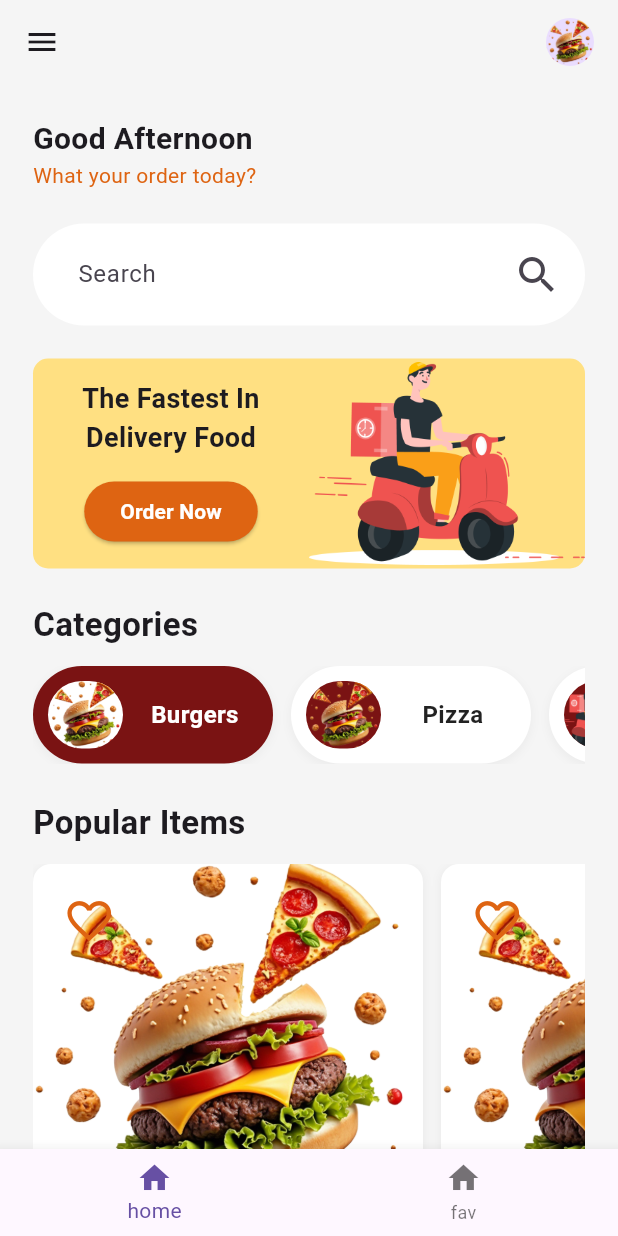
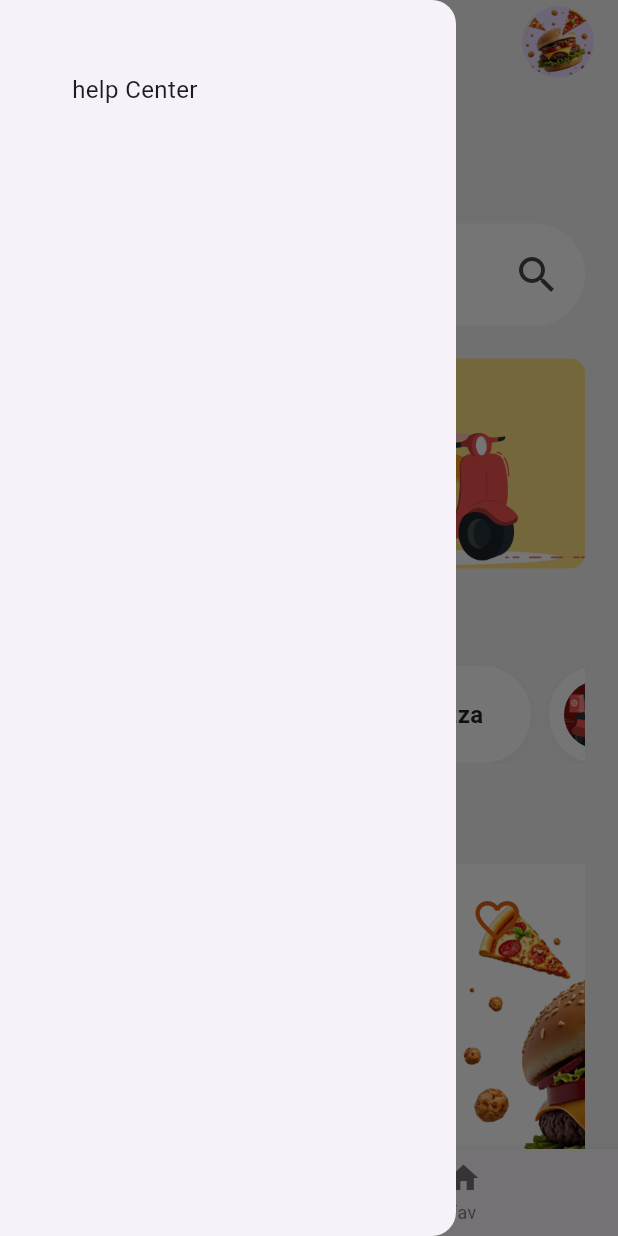
Before and after one commit to designeralabi/grillandcrust, a Flutter app: the ProfileScreen screen opened by its route, with the side drawer open (before the commit the screen has no drawer), on a phone screen of 412 x 824 dp. Run offline on Flutter 3.47's test engine with Material 3 defaults, Android fonts, the phone set to English and light mode, and no system bars; our stand-ins replace flutter_svg.

```diff
--- a/lib/main.dart
+++ b/lib/main.dart
@@ -1,6 +1,7 @@
 import 'package:flutter/material.dart';
 import 'package:grill_app/screens/card_detailed.dart';
 import 'package:grill_app/screens/home.dart';
+import 'package:grill_app/screens/logout.dart';
 import 'package:grill_app/screens/profile.dart';
 
 void main() {
@@ -16,8 +17,10 @@ class MyApp extends StatelessWidget {
     return MaterialApp(
       debugShowCheckedModeBanner: false,
       routes: {
+        // '/': (context) => Home(title: 'my flutter app'),
         '/profile': (context) => ProfileScreen(),
         '/card_detailed': (context) => CardDetailed(),
+        '/logout': (context) => Logout(),
       },
       // title: 'Flutter Demo',
       home: Home(title: 'Home'),
--- a/lib/screens/profile.dart
+++ b/lib/screens/profile.dart
@@ -15,7 +15,10 @@ class _ProfileScreenState extends State<ProfileScreen> {
 
   final List<Map<String, dynamic>> categories = const [
     {'imagePath': 'assets/images/burger.png', 'title': 'Burgers'},
-    {'imagePath': 'assets/images/burger.png', 'title': 'Pizza'}, // Changed from SVG to PNG
+    {
+      'imagePath': 'assets/images/burger.png',
+      'title': 'Pizza',
+    }, // Changed from SVG to PNG
     {'imagePath': 'assets/images/delivery_guy.png', 'title': 'Drinks'},
     {'imagePath': 'assets/images/burger.png', 'title': 'Salads'},
     {'imagePath': 'assets/images/burger.png', 'title': 'Desserts'},
@@ -28,7 +31,12 @@ class _ProfileScreenState extends State<ProfileScreen> {
   }
 
   // Helper function to build image widget
-  Widget _buildImageWidget(String imagePath, {double? width, double? height, BoxFit? fit}) {
+  Widget _buildImageWidget(
+    String imagePath, {
+    double? width,
+    double? height,
+    BoxFit? fit,
+  }) {
     if (_isSvgImage(imagePath)) {
       return SvgPicture.asset(
         imagePath,
@@ -52,13 +60,14 @@ class _ProfileScreenState extends State<ProfileScreen> {
       backgroundColor: Colors.grey.shade100,
       appBar: AppBar(
         backgroundColor: Colors.grey.shade100,
-        leading: Icon(Icons.menu, size: 24),
         actions: [
           GestureDetector(
-            onTap: () {},
+            onTap: () {
+              Navigator.pushNamed(context, '/logout');
+            },
             child: Container(
-              height: 32,
-              width: 32,
+              height: 48,
+              width: 48,
               margin: EdgeInsets.only(right: 16),
               child: CircleAvatar(
                 radius: 16,
@@ -67,6 +76,14 @@ class _ProfileScreenState extends State<ProfileScreen> {
             ),
           ),
         ],
+      ),
+      drawer: Drawer(
+        child: Padding(
+          padding: const EdgeInsets.all(48),
+          child: ListView(
+            children: [Text('help Center', style: TextStyle(fontSize: 16))],
+          ),
+        ),
       ),
 
       body: SingleChildScrollView(
```
Also changed, not shown: lib/screens/logout.dart (added, +46 -0 lines).
